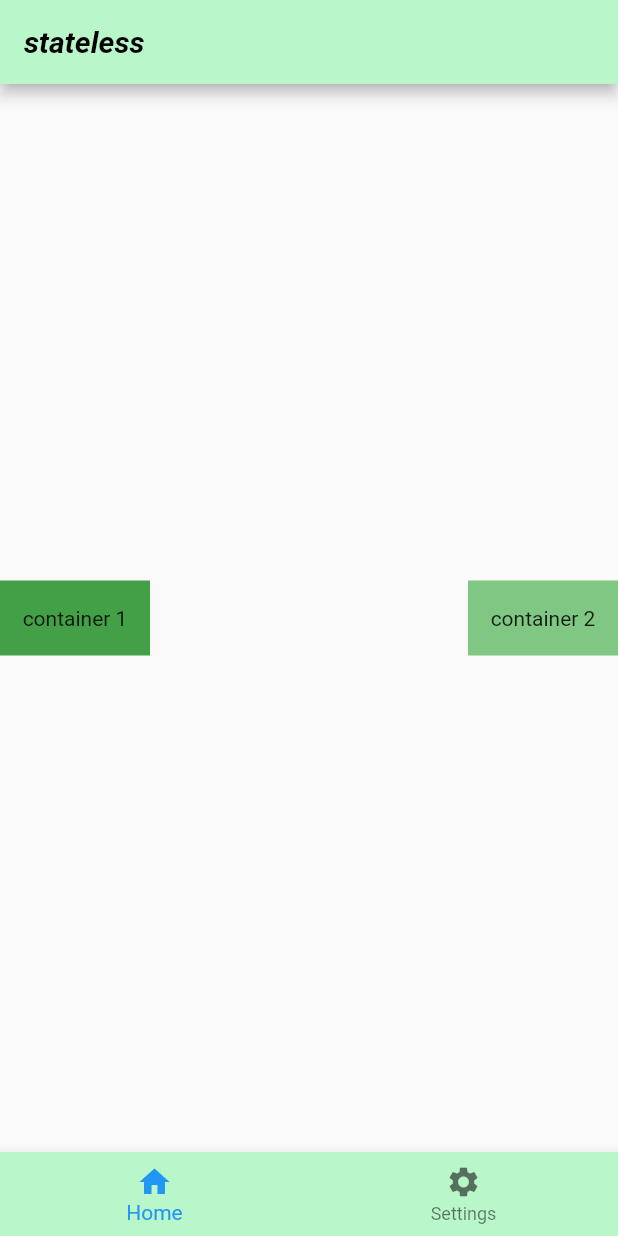
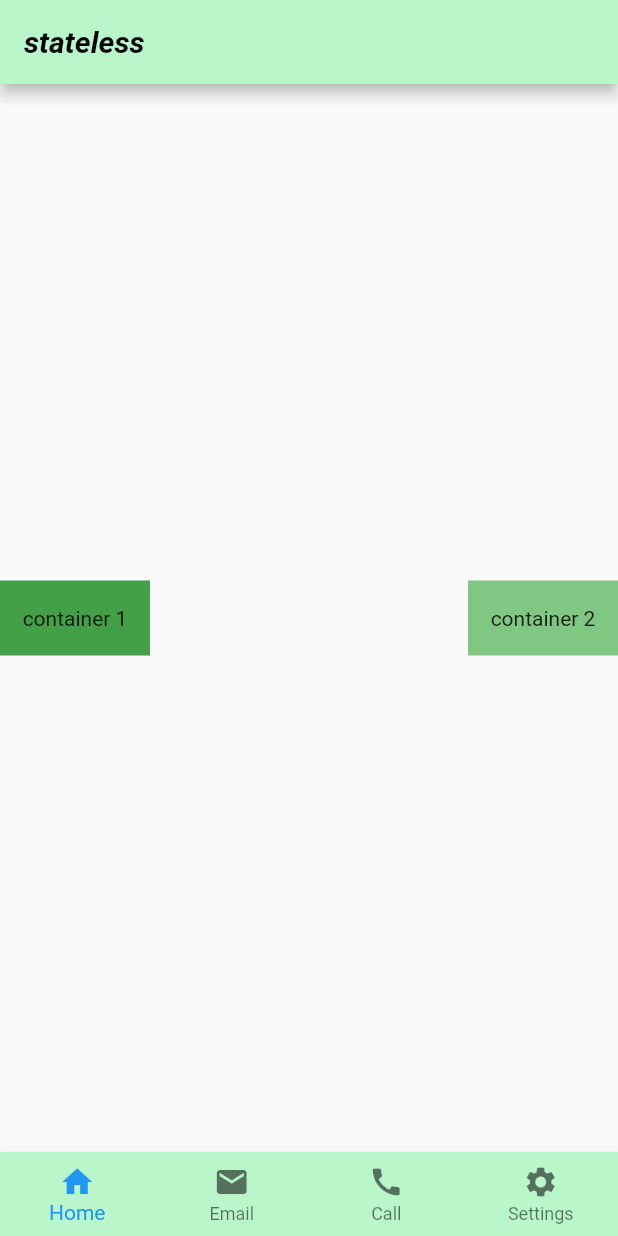
Before and after one commit to adyfp24/learn-flutter-basic, a Flutter app: the screen it shows after launch, on a phone screen of 412 x 824 dp. Run offline on Flutter 3.47's test engine with Material 2 defaults, Android fonts, the phone set to English and light mode, and no system bars.

Commit message:
layouting row dan column

```diff
--- a/lib/main.dart
+++ b/lib/main.dart
@@ -1,10 +1,11 @@
 import 'package:flutter/material.dart';
 import 'package:flutter/widgets.dart';
+//import 'package:flutter_bismillah/layouting.dart';
 //import 'package:flutter_bismillah/statefull.dart';
 import 'package:flutter_bismillah/stateless.dart';
 
 void main() {
-  runApp(LatihansStateless());
+  runApp(LatihanStateless());
 }
 
 class MyApp extends StatelessWidget {
--- a/lib/stateless.dart
+++ b/lib/stateless.dart
@@ -1,7 +1,7 @@
 import 'package:flutter/material.dart';
 
-class LatihansStateless extends StatelessWidget {
-  const LatihansStateless({Key? key}) : super(key: key);
+class LatihanStateless extends StatelessWidget {
+  const LatihanStateless({Key? key}) : super(key: key);
 
   @override
   Widget build(BuildContext context) {
@@ -46,11 +46,20 @@ class LatihansStateless extends StatelessWidget {
             label: 'Home',
           ),
           BottomNavigationBarItem(
+            icon: Icon(Icons.mail),
+            label: 'Email',
+          ),
+          BottomNavigationBarItem(
+            icon: Icon(Icons.call),
+            label: 'Call',
+          ),
+          BottomNavigationBarItem(
             icon: Icon(Icons.settings),
             label: 'Settings',
           ),
         ],
         backgroundColor: Colors.greenAccent[100],
+        type: BottomNavigationBarType.fixed,
       ),
     )));
   }
```
Also changed, not shown: lib/layouting.dart (+29 -2 lines).
